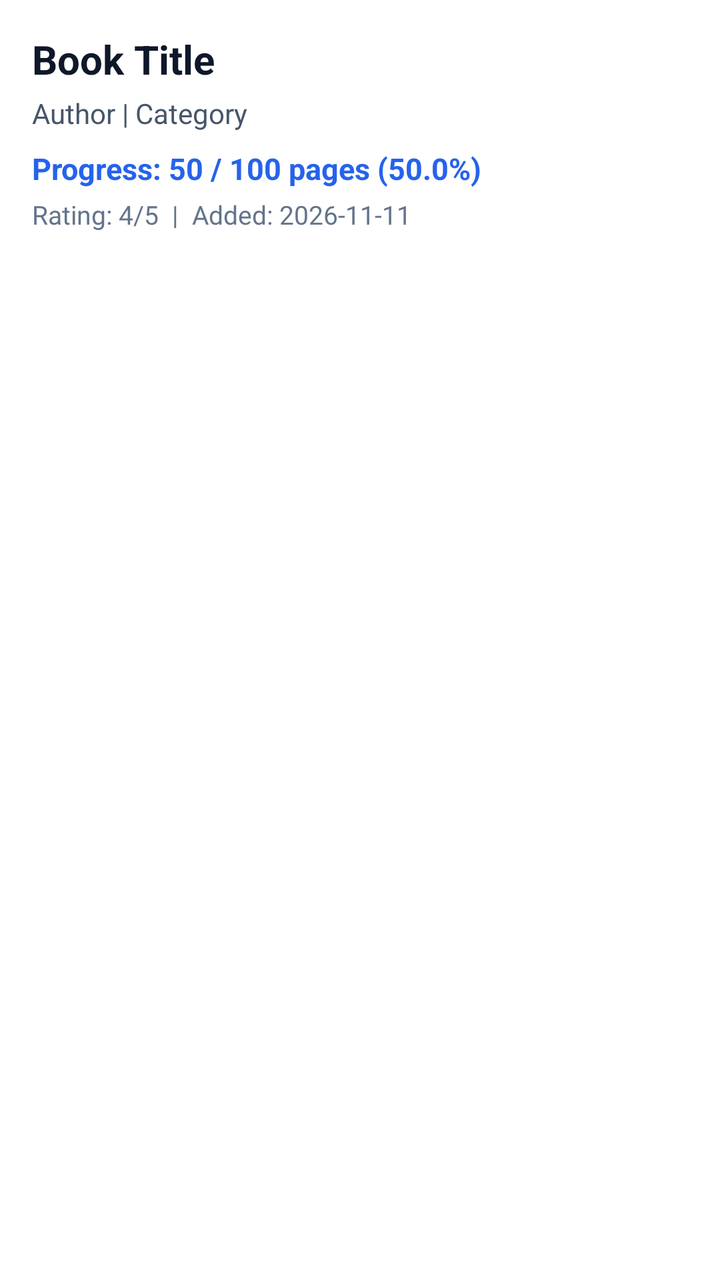
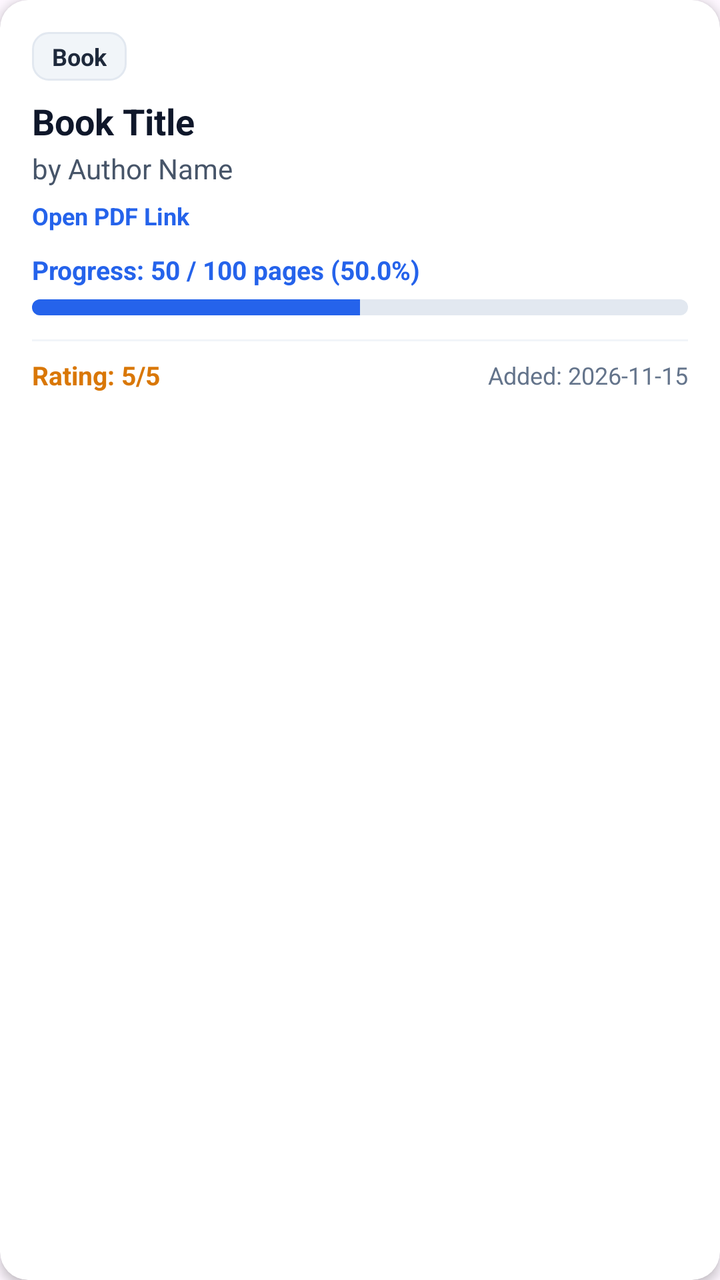

Screens rendered from an Android XML layout before and after an edit, with the pre-edit source and the edit as a unified diff.
<!-- AndroidManifest.xml: application theme Theme.Myapp -->
<!-- res/layout/single_book_item.xml -->
<?xml version="1.0" encoding="utf-8"?>
<LinearLayout xmlns:android="http://schemas.android.com/apk/res/android"
    android:layout_width="match_parent"
    android:layout_height="match_parent"
    android:orientation="vertical"
    android:background="#FFFFFF"
    android:padding="16dp"
    android:layout_marginBottom="12dp"
    android:elevation="3dp">

    <TextView
        android:id="@+id/tvItemTitle"
        android:layout_width="match_parent"
        android:layout_height="wrap_content"
        android:text="Book Title"
        android:textSize="20dp"
        android:textStyle="bold"
        android:textColor="#0F172A" />

    <TextView
        android:id="@+id/tvItemAuthorCategory"
        android:layout_width="match_parent"
        android:layout_height="wrap_content"
        android:text="Author | Category"
        android:textSize="14sp"
        android:textColor="#475569"
        android:layout_marginTop="4dp" />

    <TextView
        android:id="@+id/tvItemProgress"
        android:layout_width="match_parent"
        android:layout_height="wrap_content"
        android:text="Progress: 50 / 100 pages (50.0%)"
        android:textSize="15sp"
        android:textStyle="bold"
        android:textColor="#2563EB"
        android:layout_marginTop="8dp" />

    <TextView
        android:id="@+id/tvItemRatingDate"
        android:layout_width="match_parent"
        android:layout_height="wrap_content"
        android:text="Rating: 4/5  |  Added: 2026-11-11"
        android:textSize="13sp"
        android:textColor="#64748B"
        android:layout_marginTop="4dp" />




</LinearLayout>
<!-- resources referenced by this layout -->
<resources>
  <style name="Theme.Myapp" parent="Base.Theme.Myapp" />
  <style name="Base.Theme.Myapp" parent="Theme.Material3.DayNight.NoActionBar">
          
          
      </style>
</resources>

<!-- the commit's change to res/layout/single_book_item.xml (unified diff, before → after) -->
@@ -1,51 +1,157 @@
 <?xml version="1.0" encoding="utf-8"?>
-<LinearLayout xmlns:android="http://schemas.android.com/apk/res/android"
+<androidx.cardview.widget.CardView xmlns:android="http://schemas.android.com/apk/res/android"
+    xmlns:app="http://schemas.android.com/apk/res-auto"
     android:layout_width="match_parent"
-    android:layout_height="match_parent"
-    android:orientation="vertical"
-    android:background="#FFFFFF"
-    android:padding="16dp"
-    android:layout_marginBottom="12dp"
-    android:elevation="3dp">
+    android:layout_height="wrap_content"
+    android:layout_marginHorizontal="4dp"
+    android:layout_marginVertical="6dp"
+    app:cardCornerRadius="14dp"
+    app:cardElevation="3dp"
+    app:cardBackgroundColor="#FFFFFF"
+    app:cardUseCompatPadding="false">
 
-    <TextView
-        android:id="@+id/tvItemTitle"
+    <LinearLayout
         android:layout_width="match_parent"
         android:layout_height="wrap_content"
-        android:text="Book Title"
-        android:textSize="20dp"
-        android:textStyle="bold"
-        android:textColor="#0F172A" />
+        android:orientation="vertical"
+        android:padding="16dp">
 
-    <TextView
-        android:id="@+id/tvItemAuthorCategory"
-        android:layout_width="match_parent"
-        android:layout_height="wrap_content"
-        android:text="Author | Category"
-        android:textSize="14sp"
-        android:textColor="#475569"
-        android:layout_marginTop="4dp" />
+        <LinearLayout
+            android:layout_width="match_parent"
+            android:layout_height="wrap_content"
+            android:orientation="horizontal"
+            android:gravity="center_vertical">
 
-    <TextView
-        android:id="@+id/tvItemProgress"
-        android:layout_width="match_parent"
-        android:layout_height="wrap_content"
-        android:text="Progress: 50 / 100 pages (50.0%)"
-        android:textSize="15sp"
-        android:textStyle="bold"
-        android:textColor="#2563EB"
-        android:layout_marginTop="8dp" />
+            <TextView
+                android:id="@+id/tvItemCategoryBadge"
+                android:layout_width="wrap_content"
+                android:layout_height="wrap_content"
+                android:text="Book"
+                android:textSize="12sp"
+                android:textStyle="bold"
+                android:textColor="#1E293B"
+                android:background="@drawable/bg_category_badge"
+                android:paddingHorizontal="10dp"
+                android:paddingVertical="4dp" />
 
-    <TextView
-        android:id="@+id/tvItemRatingDate"
-        android:layout_width="match_parent"
-        android:layout_height="wrap_content"
-        android:text="Rating: 4/5  |  Added: 2026-11-11"
-        android:textSize="13sp"
-        android:textColor="#64748B"
-        android:layout_marginTop="4dp" />
+            <View
+                android:layout_width="0dp"
+                android:layout_height="1dp"
+                android:layout_weight="1" />
 
+            <TextView
+                android:id="@+id/tvItemCompletedBadge"
+                android:layout_width="wrap_content"
+                android:layout_height="wrap_content"
+                android:text="Completed"
+                android:textSize="12sp"
+                android:textStyle="bold"
+                android:textColor="#166534"
+                android:background="@drawable/bg_completed_badge"
+                android:paddingHorizontal="10dp"
+                android:paddingVertical="4dp"
+                android:visibility="gone" />
+        </LinearLayout>
 
+        <TextView
+            android:id="@+id/tvItemTitle"
+            android:layout_width="match_parent"
+            android:layout_height="wrap_content"
+            android:text="Book Title"
+            android:textSize="18sp"
+            android:textStyle="bold"
+            android:textColor="#0F172A"
+            android:layout_marginTop="8dp" />
 
+        <TextView
+            android:id="@+id/tvItemAuthor"
+            android:layout_width="match_parent"
+            android:layout_height="wrap_content"
+            android:text="by Author Name"
+            android:textSize="14sp"
+            android:textColor="#475569"
+            android:layout_marginTop="2dp" />
 
-</LinearLayout>
+        <TextView
+            android:id="@+id/tvItemContentSnippet"
+            android:layout_width="match_parent"
+            android:layout_height="wrap_content"
+            android:text="Short book description goes here..."
+            android:textSize="13sp"
+            android:textColor="#64748B"
+            android:maxLines="2"
+            android:ellipsize="end"
+            android:layout_marginTop="6dp"
+            android:visibility="gone" />
+
+        <TextView
+            android:id="@+id/tvItemPdfUrl"
+            android:layout_width="wrap_content"
+            android:layout_height="wrap_content"
+            android:text="Open PDF Link"
+            android:textSize="12sp"
+            android:textColor="#2563EB"
+            android:textStyle="bold"
+            android:layout_marginTop="6dp"
+            android:maxLines="1"
+            android:ellipsize="middle" />
+
+        <TextView
+            android:id="@+id/tvItemProgress"
+            android:layout_width="match_parent"
+            android:layout_height="wrap_content"
+            android:text="Progress: 50 / 100 pages (50.0%)"
+            android:textSize="13sp"
+            android:textStyle="bold"
+            android:textColor="#2563EB"
+            android:layout_marginTop="10dp" />
+
+        <ProgressBar
+            android:id="@+id/pbItemProgress"
+            style="?android:attr/progressBarStyleHorizontal"
+            android:layout_width="match_parent"
+            android:layout_height="8dp"
+            android:max="100"
+            android:progress="50"
+            android:progressDrawable="@drawable/custom_progress_bar"
+            android:layout_marginTop="6dp" />
+
+        <View
+            android:layout_width="match_parent"
+            android:layout_height="1dp"
+            android:background="#F1F5F9"
+            android:layout_marginTop="12dp"
+            android:layout_marginBottom="8dp" />
+
+        <LinearLayout
+            android:layout_width="match_parent"
+            android:layout_height="wrap_content"
+            android:orientation="horizontal"
+            android:gravity="center_vertical">
+
+            <TextView
+                android:id="@+id/tvItemRating"
+                android:layout_width="wrap_content"
+                android:layout_height="wrap_content"
+                android:text="Rating: 5/5"
+                android:textSize="13sp"
+                android:textStyle="bold"
+                android:textColor="#D97706" />
+
+            <View
+                android:layout_width="0dp"
+                android:layout_height="1dp"
+                android:layout_weight="1" />
+
+            <TextView
+                android:id="@+id/tvItemDate"
+                android:layout_width="wrap_content"
+                android:layout_height="wrap_content"
+                android:text="Added: 2026-11-15"
+                android:textSize="12sp"
+                android:textColor="#64748B" />
+        </LinearLayout>
+
+    </LinearLayout>
+
+</androidx.cardview.widget.CardView>
<!-- resource entries referenced after the edit -->
@@ -1,5 +1,39 @@
 <!-- resources referenced by this layout -->
 <resources>
+  <!-- drawable bg_category_badge (drawable) -->
+  <?xml version="1.0" encoding="utf-8"?>
+  <shape xmlns:android="http://schemas.android.com/apk/res/android"
+      android:shape="rectangle">
+      <solid android:color="#F1F5F9" />
+      <stroke android:width="1dp" android:color="#E2E8F0" />
+      <corners android:radius="8dp" />
+  </shape>
+  <!-- drawable bg_completed_badge (drawable) -->
+  <?xml version="1.0" encoding="utf-8"?>
+  <shape xmlns:android="http://schemas.android.com/apk/res/android"
+      android:shape="rectangle">
+      <solid android:color="#DCFCE7" />
+      <stroke android:width="1dp" android:color="#86EFAC" />
+      <corners android:radius="8dp" />
+  </shape>
+  <!-- drawable custom_progress_bar (drawable) -->
+  <?xml version="1.0" encoding="utf-8"?>
+  <layer-list xmlns:android="http://schemas.android.com/apk/res/android">
+      <item android:id="@android:id/background">
+          <shape>
+              <corners android:radius="4dp" />
+              <solid android:color="#E2E8F0" />
+          </shape>
+      </item>
+      <item android:id="@android:id/progress">
+          <clip>
+              <shape>
+                  <corners android:radius="4dp" />
+                  <solid android:color="#2563EB" />
+              </shape>
+          </clip>
+      </item>
+  </layer-list>
   <style name="Theme.Myapp" parent="Base.Theme.Myapp" />
   <style name="Base.Theme.Myapp" parent="Theme.Material3.DayNight.NoActionBar">
           
